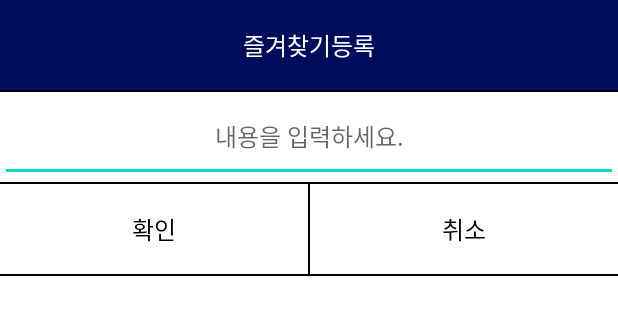
After one commit to KJ1113/Hustar_android_project, an Android app: the layout custom_dialog.xml on its own in the app's theme, with its tools: preview values and no code run, on a phone screen of 412 x 824 dp. The commit adds this screen. Shown: the top 315 px of the screen. Run offline under Robolectric (Android 15) with nearby library versions, the phone set to English and light mode, and no system bars.

Commit message:
현재위치 등록 개발중, UI 개선

```diff
--- a/0708_kakaoTest/app/build.gradle
+++ b/0708_kakaoTest/app/build.gradle
@@ -9,7 +9,7 @@ android {
         minSdkVersion 29
         targetSdkVersion 29
         versionCode 2
-        versionName "1.2"
+        versionName "1.23"
 
         testInstrumentationRunner "androidx.test.runner.AndroidJUnitRunner"
     }
--- a/0708_kakaoTest/app/src/main/AndroidManifest.xml
+++ b/0708_kakaoTest/app/src/main/AndroidManifest.xml
@@ -30,7 +30,6 @@
         <activity android:name=".MainActivity"></activity>
         <activity android:name=".NoticeActivity" android:theme="@android:style/Theme.Dialog" />
 
-
     </application>
 
 </manifest>
--- /dev/null
+++ b/0708_kakaoTest/app/src/main/java/com/example/a0708_kakaotest/Android_Class/kakaoMapUse_Class/Map_Range_Setting.java
@@ -0,0 +1,5 @@
+package com.example.a0708_kakaotest.Android_Class.kakaoMapUse_Class;
+
+public interface Map_Range_Setting {
+     void map_range_setting();
+}
--- a/0708_kakaoTest/app/src/main/java/com/example/a0708_kakaotest/Fragment/Fragment_Menu.java
+++ b/0708_kakaoTest/app/src/main/java/com/example/a0708_kakaotest/Fragment/Fragment_Menu.java
@@ -27,12 +27,13 @@ import java.util.ArrayList;
 import me.relex.circleindicator.CircleIndicator;
 import me.relex.circleindicator.CircleIndicator3;
 
+import static android.app.Activity.RESULT_OK;
+
 
 public class Fragment_Menu extends Fragment {
     private View view;
     private ViewPager2 viewPager2;
     private TextView textView2;
-    private int num_page = 3;
     CircleIndicator3 mIndicator;
     @Override
     public View onCreateView(LayoutInflater inflater, ViewGroup container, Bundle savedInstanceState) {
@@ -75,6 +76,8 @@ public class Fragment_Menu extends Fragment {
 
 
 
+
+
     public class ViewPagerAdapter extends RecyclerView.Adapter<ViewHolderPage> {
         private ArrayList<ImgDataPage> listData;
         ViewPagerAdapter(ArrayList<ImgDataPage> data) {
--- /dev/null
+++ b/0708_kakaoTest/app/src/main/res/layout/custom_dialog.xml
@@ -0,0 +1,72 @@
+<?xml version="1.0" encoding="utf-8"?>
+<LinearLayout xmlns:android="http://schemas.android.com/apk/res/android"
+    android:orientation="vertical" android:layout_width="match_parent"
+    android:layout_height="match_parent"
+    android:background="#ffffff">
+
+    <TextView
+        android:id="@+id/title"
+        android:layout_width="match_parent"
+        android:layout_height="60dp"
+        android:background="@color/colorPrimary"
+        android:gravity="center"
+        android:text="즐겨찾기등록"
+        android:textColor="#ffffff"
+        android:textSize="16dp" />
+
+    <View
+        android:layout_width="match_parent"
+        android:layout_height="1dp"
+        android:background="#000000"/>
+
+    <EditText
+        android:id="@+id/mesgase"
+        android:layout_width="match_parent"
+        android:layout_height="60dp"
+        android:gravity="center"
+        android:textColor="#000000"
+        android:textSize="16dp"
+        android:hint="내용을 입력하세요."/>
+    <View
+        android:layout_width="match_parent"
+        android:layout_height="1dp"
+        android:background="#000000"/>
+
+    <LinearLayout
+        android:layout_width="match_parent"
+        android:layout_height="60dp"
+        android:orientation="horizontal">
+
+        <Button
+            android:id="@+id/okButton"
+            android:layout_width="match_parent"
+            android:layout_height="60dp"
+            android:layout_weight="1"
+            android:gravity="center"
+            android:text="확인"
+            android:textColor="#000000"
+            android:textSize="16dp"
+            android:background="#ffffff"/>
+
+        <View
+            android:layout_width="1dp"
+            android:layout_height="match_parent"
+            android:background="#000000" />
+
+        <Button
+            android:id="@+id/cancelButton"
+            android:layout_width="match_parent"
+            android:layout_height="60dp"
+            android:layout_weight="1"
+            android:gravity="center"
+            android:text="취소"
+            android:textColor="#000000"
+            android:textSize="16dp"
+            android:background="#ffffff"/>
+    </LinearLayout>
+
+    <View
+        android:layout_width="match_parent"
+        android:layout_height="1dp"
+        android:background="#000000"/>
+</LinearLayout>
--- a/0708_kakaoTest/app/src/main/res/layout/fragment_market.xml
+++ b/0708_kakaoTest/app/src/main/res/layout/fragment_market.xml
@@ -10,9 +10,9 @@
     app:umanoDragView="@id/dragView"
     app:umanoScrollableView="@id/listView"
     app:umanoPanelHeight="70dp"
-    app:umanoOverlay="false"
+    app:umanoOverlay="true"
     app:umanoParallaxOffset="20dp"
-    app:umanoShadowHeight="10dp"
+    app:umanoShadowHeight="0dp"
     tools:ignore="MissingClass">
     <!-- gravity 를 bottom으로 하면 아래에서 위로 드래그, top으로 하면 위에서 아래로 드래그 할 수 있다.
          umanoDragView 드래그 해서 보여줄 view를 선택
@@ -153,12 +153,14 @@
     <!-- 올라오는 화면을 꽉 채우고 싶다면 match_parent, 내용물 만큼만 보이고 뒷 배경이 반투명처리로 보이고 싶다면 wrap_content-->
     <!-- 스크롤 해서 보여줄 부분은 listview 또는 custom listview 또는 recyclerview를 사용 -->
     <LinearLayout
+
         android:id="@+id/dragView"
         android:layout_width="match_parent"
         android:layout_height="wrap_content"
         android:clickable="true"
         android:focusable="false"
         android:orientation="vertical"
+        android:background="@drawable/circle_backgrond"
         tools:ignore="MissingConstraints">
 
         <LinearLayout
```
Also changed, not shown: 0708_kakaoTest/app/src/main/java/com/example/a0708_kakaotest/Android_Class/kakaoMapUse_Class/Make_Marker.java (+20 -11 lines), 0708_kakaoTest/app/src/main/java/com/example/a0708_kakaotest/Fragment/Fragment_Bank.java (+38 -24 lines), 0708_kakaoTest/app/src/main/java/com/example/a0708_kakaotest/Fragment/Fragment_Market.java (+57 -43 lines), 0708_kakaoTest/app/src/main/java/com/example/a0708_kakaotest/MainActivity.java (+16 -8 lines), 0708_kakaoTest/app/src/main/java/com/example/a0708_kakaotest/RegistrationDialog.java (added, +74 -0 lines), 0708_kakaoTest/app/src/main/res/drawable/circle_backgrond.xml (added, +7 -0 lines), 0708_kakaoTest/app/src/main/res/layout/activity_registpopup.xml (added, +66 -0 lines), 0708_kakaoTest/app/src/main/res/layout/fragment_bank.xml (+6 -2 lines).
